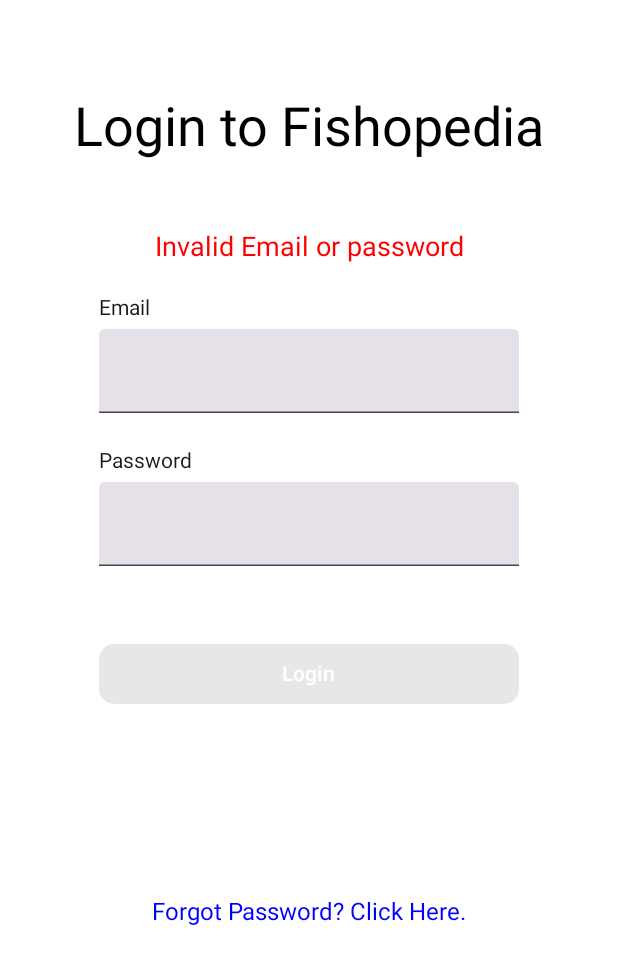
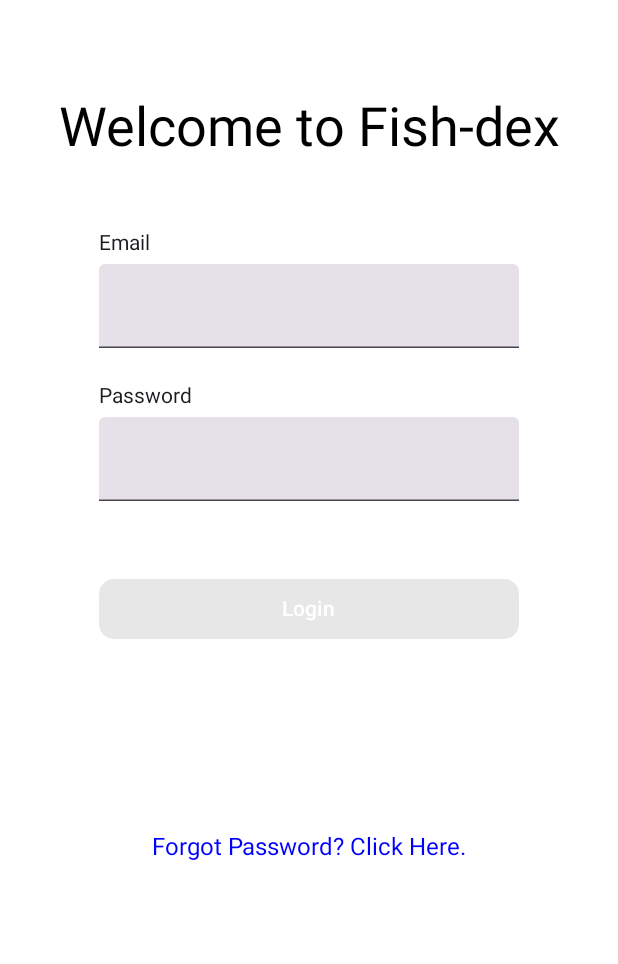
Before and after one commit to Ejswarrior/hookset-mobile, an Android app built with Jetpack Compose: the Login screen opened directly, with no data from a screen before it, on a phone screen of 412 x 824 dp. Shown: the top 964 px of the screen. Run offline under Robolectric (Android 15) with nearby library versions, the phone set to English and light mode, and no system bars; 1 statement that could not run was skipped.

```diff
--- a/app/build.gradle.kts
+++ b/app/build.gradle.kts
@@ -80,6 +80,5 @@ dependencies {
     implementation("androidx.datastore:datastore:1.1.1")
     implementation("androidx.datastore:datastore-preferences:1.1.1")
     implementation("org.jetbrains.kotlinx:kotlinx-coroutines-android:1.3.9")
-
-
+    implementation("io.coil-kt:coil-compose:2.7.0")
 }
--- a/app/src/main/java/com/example/hookset_mobile/screens/Login/Login.kt
+++ b/app/src/main/java/com/example/hookset_mobile/screens/Login/Login.kt
@@ -72,7 +72,7 @@ class Login(): ComponentActivity() {
                 Column(Modifier.fillMaxWidth(), horizontalAlignment = Alignment.CenterHorizontally) {
 
                     Text(
-                        text = "Login to Fishopedia",
+                        text = "Welcome to Fish-dex",
                         color = Color.Black,
                         fontSize = 36.sp,
 
@@ -82,10 +82,10 @@ class Login(): ComponentActivity() {
 
 
                 Column(Modifier.fillMaxWidth(), horizontalAlignment = Alignment.CenterHorizontally) {
-                    Text(text = "Invalid Email or password", color = Color.Red, fontSize = 18.sp, modifier = Modifier.padding(bottom = 22.dp))
-                    HooksetInput(modifier, "Email", email, onChange = { onChange(it, "email") })
+                    if(hasError)Text(text = "Invalid Email or password", color = Color.Red, fontSize = 18.sp, modifier = Modifier.padding(bottom = 22.dp))
+                    HooksetInput(modifier, "Email", email, onChange = { onChange(it, "email") }, hidden = false)
 
-                    HooksetInput(modifier, "Password", password, onChange = { onChange(it, "password") })
+                    HooksetInput(modifier, "Password", password, onChange = { onChange(it, "password")}, hidden = true)
                     Row(modifier = Modifier.padding(top = 24.dp)) {
                         HooksetButton(modifier).button(variant = "primary", buttonText = "Login", disabled = if(email.isNotEmpty() && password.isNotEmpty()) false else true, onButtonClick = { runBlocking { launch {  login() }}})
                     }
--- a/app/src/main/java/ui/components/HooksetInput.kt
+++ b/app/src/main/java/ui/components/HooksetInput.kt
@@ -6,14 +6,16 @@ import androidx.compose.material3.Text
 import androidx.compose.material3.TextField
 import androidx.compose.runtime.Composable
 import androidx.compose.ui.Modifier
+import androidx.compose.ui.text.input.PasswordVisualTransformation
+import androidx.compose.ui.text.input.VisualTransformation
 import androidx.compose.ui.unit.dp
 
     @Composable
-   public fun HooksetInput(modifier: Modifier, labelText: String? = null, inputValue: String, onChange: (String) -> Unit) {
+   public fun HooksetInput(modifier: Modifier, labelText: String? = null, inputValue: String, onChange: (String) -> Unit, hidden: Boolean) {
         Column(modifier.padding(bottom = 24.dp)) {
             if(labelText != null) {
                 Text(modifier = modifier.padding(bottom = 6.dp), text = labelText)
             }
-            TextField(value = inputValue, onValueChange = {it -> onChange(it)}, modifier = modifier, maxLines = 1, minLines = 1)
+            TextField(value = inputValue, onValueChange = {onChange(it)}, modifier = modifier, maxLines = 1, minLines = 1,visualTransformation = if(!hidden) VisualTransformation.None  else PasswordVisualTransformation())
         }
     }
--- /dev/null
+++ b/app/src/main/res/drawable/baseline_favorite_border_24.xml
@@ -0,0 +1,5 @@
+<vector xmlns:android="http://schemas.android.com/apk/res/android" android:height="24dp" android:tint="#FFFFFF" android:viewportHeight="24" android:viewportWidth="24" android:width="24dp">
+
+    <path android:fillColor="@android:color/white" android:pathData="M16.5,3c-1.74,0 -3.41,0.81 -4.5,2.09C10.91,3.81 9.24,3 7.5,3 4.42,3 2,5.42 2,8.5c0,3.78 3.4,6.86 8.55,11.54L12,21.35l1.45,-1.32C18.6,15.36 22,12.28 22,8.5 22,5.42 19.58,3 16.5,3zM12.1,18.55l-0.1,0.1 -0.1,-0.1C7.14,14.24 4,11.39 4,8.5 4,6.5 5.5,5 7.5,5c1.54,0 3.04,0.99 3.57,2.36h1.87C13.46,5.99 14.96,5 16.5,5c2,0 3.5,1.5 3.5,3.5 0,2.89 -3.14,5.74 -7.9,10.05z"/>
+
+</vector>
```
Also changed, not shown: app/src/main/java/ui/components/AvatarPicture.kt (added, +31 -0 lines), app/src/main/java/ui/components/IconButton.kt (added, +42 -0 lines), app/src/main/java/ui/components/PostImage.kt (added, +16 -0 lines), app/src/main/java/utils/numUtils.kt (added, +11 -0 lines), app/src/main/res/drawable/profilepic.png (added).
